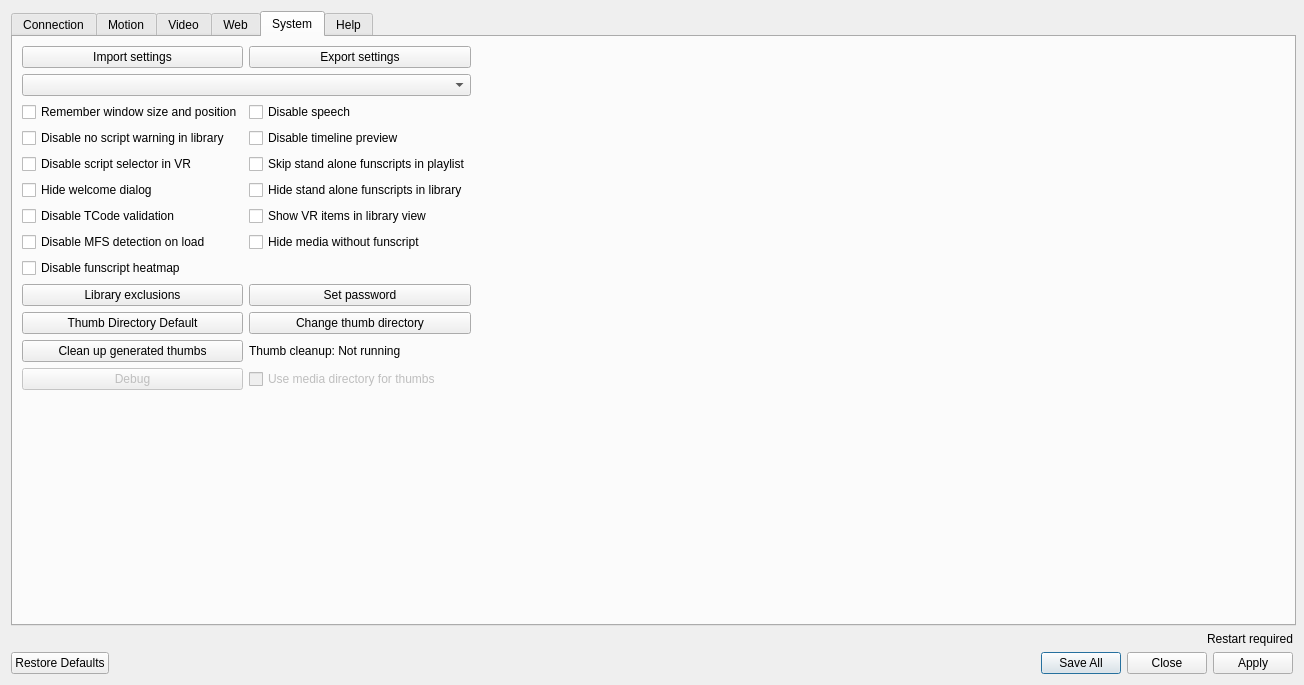
jcfain/XTPlayer, file src/settings.ui: the form before one commit.
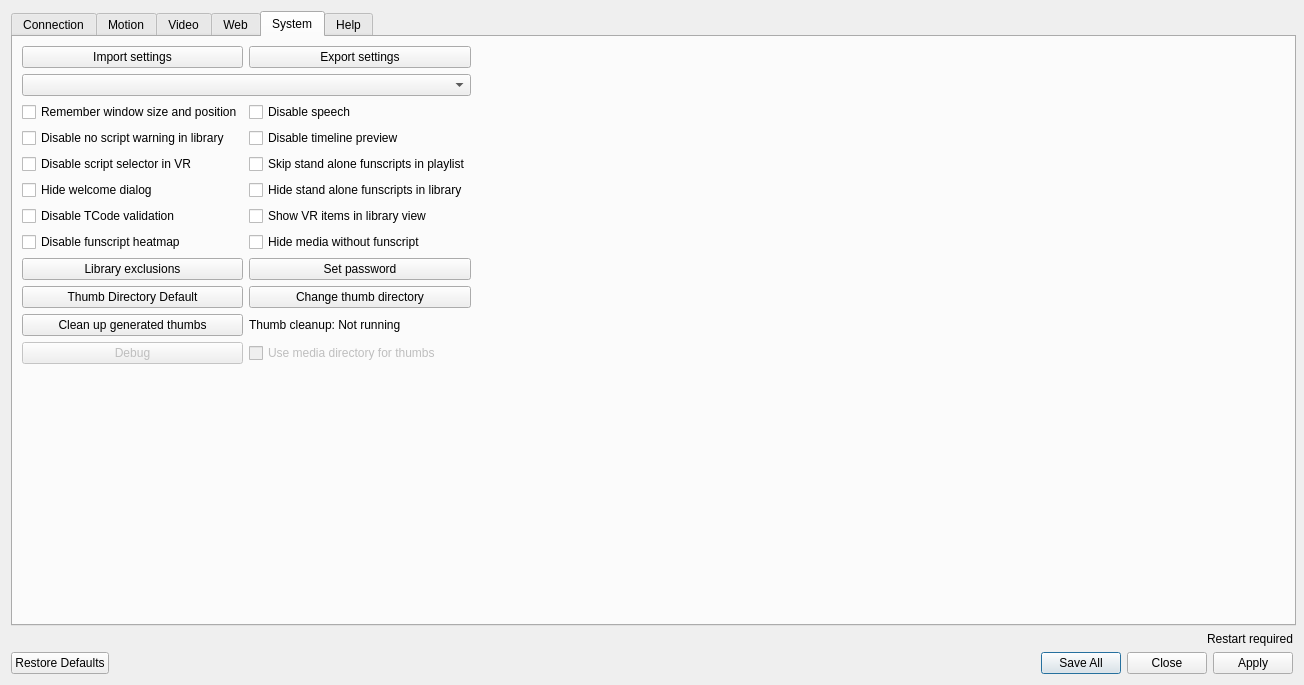
The form after the commit. The open tabs and pages were chosen to show the change. Icons and pictures are not drawn.

```diff
--- a/src/settings.ui
+++ b/src/settings.ui
@@ -1459,17 +1459,6 @@
          </property>
         </widget>
        </item>
-       <item row="8" column="0">
-        <widget class="QCheckBox" name="MFSDiscoveryDisabledCheckBox">
-         <property name="toolTip">
-          <string>Checking this option will load MFS status on item hover instead of load time.
-This will greatly slows down media reading on load if checked.</string>
-         </property>
-         <property name="text">
-          <string>Disable MFS detection on load</string>
-         </property>
-        </widget>
-       </item>
        <item row="10" column="1">
         <widget class="QPushButton" name="passwordButton">
          <property name="text">
@@ -1529,7 +1518,7 @@
          </property>
         </widget>
        </item>
-       <item row="9" column="0">
+       <item row="8" column="0">
         <widget class="QCheckBox" name="disableFunscriptHeatmapheckBox">
          <property name="text">
           <string>Disable funscript heatmap</string>
```
